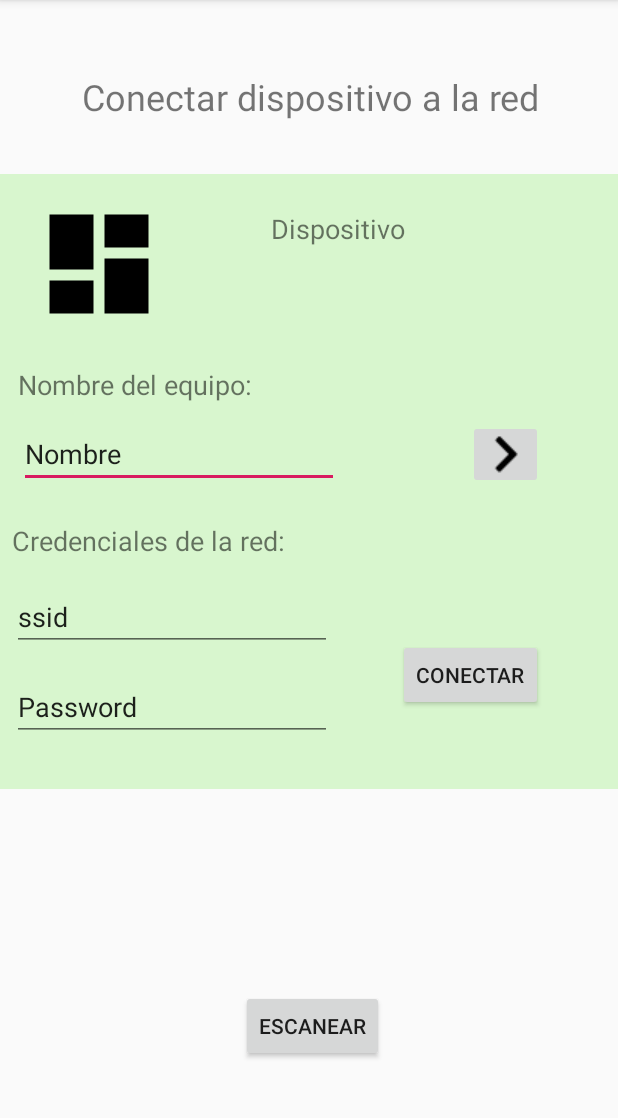
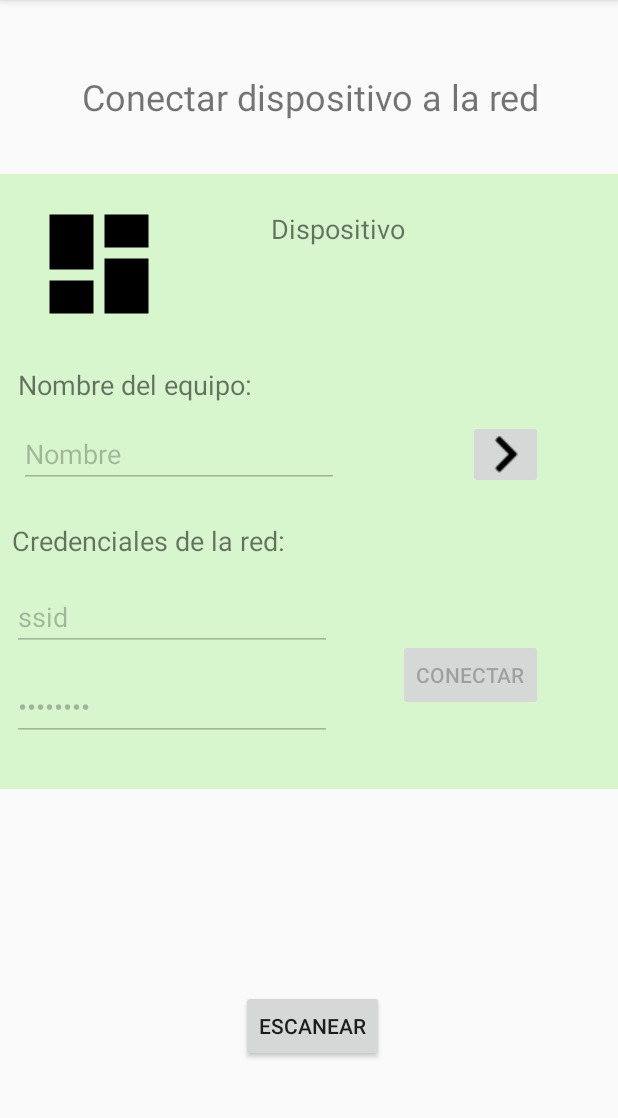
Before and after one commit to UlisesSchreiner/EnergytecApp, an Android app: the addDevice screen opened directly, with no data from a screen before it, on a phone screen of 412 x 824 dp, the part 84-1202 px from its top. Run offline under Robolectric (Android 15) with nearby library versions, the phone set to English and light mode, and no system bars; network calls fail.

Commit message:
add Device2

```diff
--- a/app/src/main/java/com/example/myapplication/addDevice.java
+++ b/app/src/main/java/com/example/myapplication/addDevice.java
@@ -12,6 +12,7 @@ import android.widget.Button;
 import android.widget.EditText;
 import android.widget.ImageButton;
 import android.widget.ImageView;
+import android.widget.ProgressBar;
 import android.widget.TextView;
 import android.widget.Toast;
 
@@ -23,11 +24,14 @@ public class addDevice extends AppCompatActivity {
 
     NewDevice Objeto = null;
 
-    Button escanear;
+    ProgressBar progressABM;
+    Button escanear,connect;
     TextView textDevice;
     ImageView imgDevice;
-    EditText name;
+    EditText name, ssid, pass;
     ImageButton buttonName;
+
+
 
     @Override
     protected void onCreate(Bundle savedInstanceState) {
@@ -39,6 +43,10 @@ public class addDevice extends AppCompatActivity {
         imgDevice = (ImageView) findViewById(R.id.imageDevice);
         name = (EditText) findViewById(R.id.editTextName);
         buttonName = (ImageButton) findViewById(R.id.imageButtonName);
+        connect = (Button) findViewById(R.id.buttonConectar);
+        ssid = (EditText) findViewById(R.id.editTextSsid);
+        pass = (EditText) findViewById(R.id.editTextPass);
+        progressABM = (ProgressBar) findViewById(R.id.progressABM);
 
         escanear.setOnClickListener(new View.OnClickListener() {
             @Override
@@ -57,21 +65,51 @@ public class addDevice extends AppCompatActivity {
             }
         });
 
+        connect.setOnClickListener(new View.OnClickListener() { // -> crashea al precionar
+            @Override
+            public void onClick(View v) {
+            new Task2().execute("holaa");
+            }
+        });
+        DiseabledOrEnabled(false);
+        SetProgress(false);
     }
 
+    void DiseabledOrEnabled(boolean state)
+    {
+        name.setEnabled(state);
+        ssid.setEnabled(state);
+        pass.setEnabled(state);
+        buttonName.setEnabled(state);
+        connect.setEnabled(state);
+    }
 
+    void SetProgress(boolean state)                         // -> los progress crashean !
+    {
+        try {
+            if (state) {
+                progressABM.setVisibility(View.VISIBLE);
+            } else {
+                progressABM.setVisibility(View.INVISIBLE);
+            }
+        } catch (Exception e){}
+    }
 
-    class Task1 extends AsyncTask<String, Void, String>
+    class Task1 extends AsyncTask<String, Void, String> // -> Obtiene mal las credenciales de los edit text
     {
 
         @Override
         protected void onPreExecute()
         {
-
+            SetProgress(true);
         }
 
         @Override
         protected String doInBackground(String... strings) {
+
+            DiseabledOrEnabled(false);
+
+
 
             Objeto = new NewDevice(context, "http://192.168.4.1");
 
@@ -89,15 +127,17 @@ public class addDevice extends AppCompatActivity {
         protected void onPostExecute(String s)
         {
 
-
+            SetProgress(false);
             if(Objeto.getConnectionStatus())
             {
+                DiseabledOrEnabled(true);
+                name.setText(Objeto.NOMBRE);
+
                 switch (Objeto.TIPO)
                 {
                     case 1:
                         textDevice.setText("Termotanque solar Encontrado");
                         imgDevice.setImageResource(R.drawable.termotanque);
-                        name.setText(Objeto.NOMBRE);
                         break;
                         default:
                             textDevice.setText("No se encontro equipo");
@@ -112,5 +152,44 @@ public class addDevice extends AppCompatActivity {
 
     }
 
+    class Task2 extends AsyncTask<String, Void, String>
+    {
+
+        @Override
+        protected void onPreExecute()
+        {
+
+        }
+
+        @Override
+        protected String doInBackground(String... strings) { //-> obtiene mal el string de los campos credenciales
+
+            Editable Ssid = ssid.getText();
+            Editable Pass = pass.getText();
+            String Aenviar = "['ssid':'" + ssid + "','pass':'" + pass + "']";
+            Objeto.SetParameters(context, Aenviar);
+
+
+            try {
+                sleep(5000);
+            } catch (InterruptedException e) {
+                e.printStackTrace();
+            }
+            return null;
+        }
+
+
+        @Override
+        protected void onPostExecute(String s)
+        {
+
+            String aEnviar = "['123':123]";
+            Objeto.SetParameters(context, aEnviar);
+
+        }
+
+
+    }
+
 
 }
--- a/app/src/main/res/layout/activity_add_device.xml
+++ b/app/src/main/res/layout/activity_add_device.xml
@@ -100,7 +100,7 @@
             app:layout_constraintTop_toTopOf="parent" />
 
         <EditText
-            android:id="@+id/editText3"
+            android:id="@+id/editTextSsid"
             android:layout_width="wrap_content"
             android:layout_height="wrap_content"
             android:layout_marginStart="8dp"
@@ -113,20 +113,20 @@
             app:layout_constraintStart_toStartOf="parent" />
 
         <EditText
-            android:id="@+id/editText4"
+            android:id="@+id/editTextPass"
             android:layout_width="wrap_content"
             android:layout_height="wrap_content"
             android:layout_marginStart="8dp"
             android:layout_marginLeft="8dp"
             android:layout_marginBottom="32dp"
             android:ems="10"
-            android:inputType="textPersonName"
+            android:inputType="textPassword"
             android:text="Password"
             app:layout_constraintBottom_toBottomOf="parent"
             app:layout_constraintStart_toStartOf="parent" />
 
         <Button
-            android:id="@+id/button2"
+            android:id="@+id/buttonConectar"
             android:layout_width="wrap_content"
             android:layout_height="wrap_content"
             android:layout_marginEnd="52dp"
@@ -146,6 +146,19 @@
             app:layout_constraintEnd_toEndOf="parent"
             app:layout_constraintTop_toTopOf="parent"
             app:srcCompat="@drawable/flecha" />
+
+        <ProgressBar
+            android:id="@+id/progressABM"
+            style="?android:attr/progressBarStyle"
+            android:layout_width="wrap_content"
+            android:layout_height="wrap_content"
+            android:layout_marginEnd="188dp"
+            android:layout_marginRight="188dp"
+            android:layout_marginBottom="168dp"
+            app:layout_constraintBottom_toBottomOf="parent"
+            app:layout_constraintEnd_toEndOf="parent" />
     </androidx.constraintlayout.widget.ConstraintLayout>
 
+
+
 </androidx.constraintlayout.widget.ConstraintLayout>
```
Also changed, not shown: app/src/main/java/com/example/myapplication/TermotanqueSolar.java (+6 -7 lines), app/src/main/java/com/example/myapplication/VisorTermotanque.java (+28 -2 lines), app/src/main/res/layout/activity_visor_termotanque.xml (+73 -28 lines), app/src/main/res/drawable/config.png (added), app/src/main/res/drawable/heating.png (added), app/src/main/res/drawable/heatingdos.png (added), app/src/main/res/drawable/timeblack.jpeg (added), app/src/main/res/drawable/timegreey.jpeg (added).
